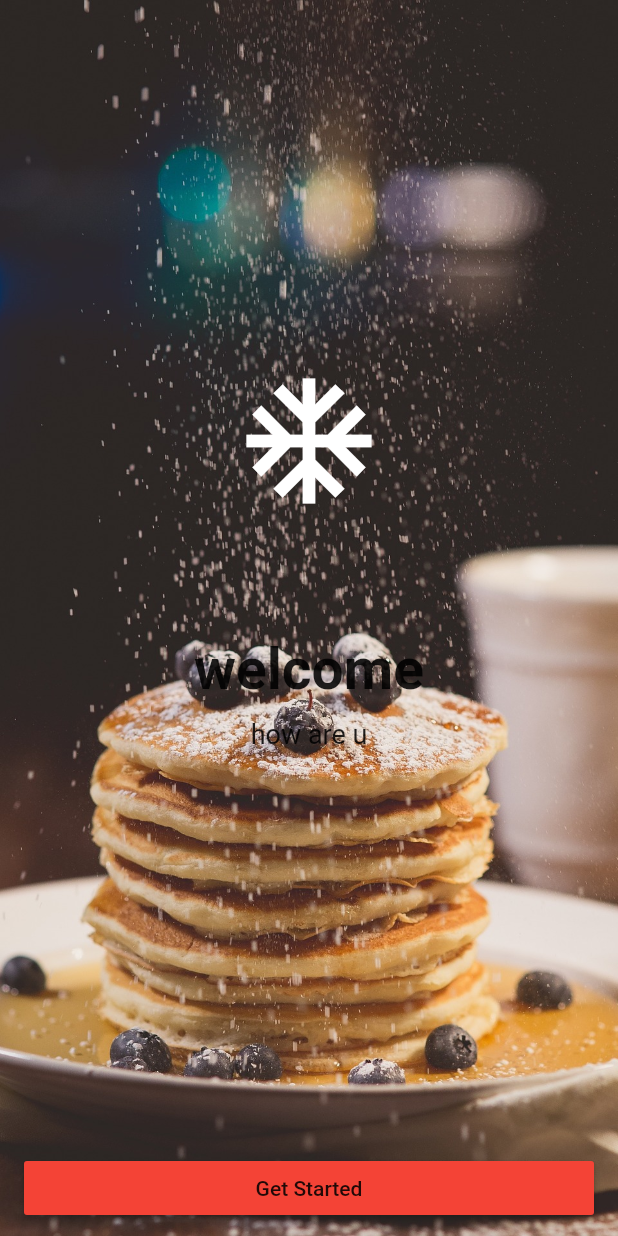
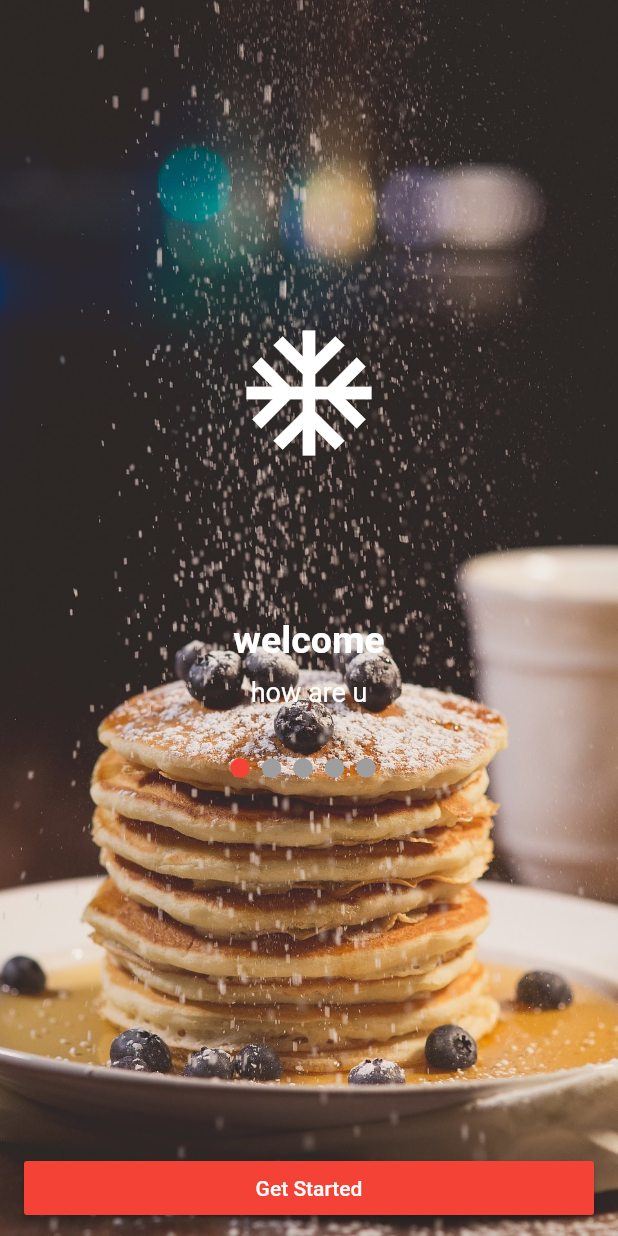
Before and after one commit to omar1413/news_app_flutter, a Flutter app: the screen it shows after launch, on a phone screen of 412 x 824 dp. Run offline on Flutter 3.47's test engine with Material 2 defaults, Android fonts, the phone set to English and light mode, and no system bars; our stand-ins replace rxdart.

```diff
--- a/lib/src/blocs/on_boarding_bloc.dart
+++ b/lib/src/blocs/on_boarding_bloc.dart
@@ -6,15 +6,23 @@ import 'package:rxdart/rxdart.dart';
 class OnBoardingBloc {
   List<OnBoardingModel> onBoardingModels = [];
 
-  final modelsStream = BehaviorSubject<List<OnBoardingModel>>();
+  final _modelsStream = BehaviorSubject<List<OnBoardingModel>>();
+  final _pageIndicatorStream = BehaviorSubject<Map<int, int>>();
 
   OnBoardingBloc() {
     addBoardingList();
 
-    modelsStream.sink.add(onBoardingModels);
+    _modelsStream.sink.add(onBoardingModels);
+    changeIndicator(0);
   }
 
-  Observable<List<OnBoardingModel>> get models => modelsStream.stream;
+  Observable<List<OnBoardingModel>> get models => _modelsStream.stream;
+
+  Observable<Map<int, int>> get indicator => _pageIndicatorStream.stream;
+
+  void changeIndicator(int index) {
+    _pageIndicatorStream.sink.add(<int, int>{onBoardingModels.length: index});
+  }
 
   void addBoardingList() {
     List<String> images = [
@@ -22,18 +30,21 @@ class OnBoardingBloc {
       'assets/images/coffee2.jpg',
       'assets/images/coffee3.jpg',
       'assets/images/coffee4.jpg',
+      'assets/images/coffee5.jpg',
     ];
     List<String> welcomeTxts = [
       'welcome',
       'Hello',
       'bonjour',
-      'okaaaaaaaaaaaaaaay'
+      'okaaaaaaaaaaaaaaay',
+      'welcome every one',
     ];
     List<String> describitionTxts = [
       'how are u',
       'hmmmmmmm nice image',
       'ooooooooh great pics for islands',
       'what a nice coffe',
+      'its okay for every one to know who is better to come to every one for coming here but its not to maintain here u are',
     ];
 
     List<IconData> icons = [
@@ -41,6 +52,7 @@ class OnBoardingBloc {
       Icons.add,
       Icons.access_alarm,
       Icons.mail,
+      Icons.map,
     ];
 
     for (int i = 0; i < images.length; i++) {
@@ -56,6 +68,7 @@ class OnBoardingBloc {
   }
 
   void dispose() {
-    modelsStream.close();
+    _modelsStream.close();
+    _pageIndicatorStream.close();
   }
 }
--- a/lib/src/news_app.dart
+++ b/lib/src/news_app.dart
@@ -8,11 +8,9 @@ class NewsApp extends StatelessWidget {
 
   @override
   Widget build(BuildContext context) {
-    SystemChrome.setSystemUIOverlayStyle(
-        SystemUiOverlayStyle(statusBarIconBrightness: Brightness.dark));
     return OnBoardingBlocProvider(
       child: MaterialApp(
-        theme: ThemeData.light(),
+        theme: ThemeData.dark(),
         home: OnBoarding(),
       ),
     );
--- a/lib/src/screens/on_boarding.dart
+++ b/lib/src/screens/on_boarding.dart
@@ -10,6 +10,9 @@ class OnBoarding extends StatefulWidget {
 }
 
 class _OnBoardingState extends State<OnBoarding> {
+  int currentIndex = 0;
+  final _indicatorKey = GlobalKey();
+
   @override
   Widget build(BuildContext context) {
     final bloc = OnBoardingBlocProvider.of(context);
@@ -18,6 +21,7 @@ class _OnBoardingState extends State<OnBoarding> {
       body: Stack(
         children: <Widget>[
           buildPageView(bloc),
+          buildPageIndicators(bloc),
           buildButton(),
         ],
       ),
@@ -45,14 +49,20 @@ class _OnBoardingState extends State<OnBoarding> {
 
   Widget buildPageView(OnBoardingBloc bloc) {
     return StreamBuilder<List<OnBoardingModel>>(
-      stream: bloc.modelsStream,
+      stream: bloc.models,
       builder: (context, snapshot) {
         if (snapshot.hasData) {
           return PageView.builder(
             itemCount: snapshot.data.length,
             itemBuilder: (context, index) {
               return pageItem(snapshot.data[index]);
-              });
+            },
+            onPageChanged: (index) {
+              print(index);
+              getIndicatorPosition();
+              bloc.changeIndicator(index);
+            },
+          );
         }
         return Text('no data');
       },
@@ -73,8 +83,8 @@ class _OnBoardingState extends State<OnBoarding> {
   }
 
   Widget buildOnBoardingIcon(IconData icon) {
-    return Transform.translate(
-      offset: Offset(0, -80),
+    return Padding(
+      padding: EdgeInsets.only(bottom: 100.0),
       child: Icon(
         icon,
         color: Colors.white,
@@ -87,7 +97,7 @@ class _OnBoardingState extends State<OnBoarding> {
     return Text(
       msg,
       style: TextStyle(
-        fontSize: 38.0,
+        fontSize: 25.0,
         fontWeight: FontWeight.bold,
       ),
       textAlign: TextAlign.center,
@@ -95,11 +105,14 @@ class _OnBoardingState extends State<OnBoarding> {
   }
 
   Widget buildDescriptionText(String desc) {
-    return Text(
+    return Padding(
+      padding: EdgeInsets.only(bottom: 140.0),
+      child: Text(
         desc,
         textAlign: TextAlign.center,
         style: TextStyle(
           fontSize: 18.0,
+        ),
       ),
     );
   }
@@ -115,10 +128,73 @@ class _OnBoardingState extends State<OnBoarding> {
             buildOnBoardingIcon(data.icon),
             buildTitle(data.title),
             SizedBox(height: 10.0),
-            buildDescriptionText(data.description)
+            buildDescriptionText(data.description),
           ],
         ),
       ],
     );
   }
+
+  Widget buildPageIndicators(OnBoardingBloc bloc) {
+    return StreamBuilder<Map<int, int>>(
+      stream: bloc.indicator,
+      builder: (context, snapshot) {
+        if (!snapshot.hasData) {
+          return Text('hello');
         }
+        print(snapshot.data.values.first);
+        final widgets = <Widget>[];
+
+        for (int i = 0; i < snapshot.data.keys.first; i++) {
+          widgets.add(PageIndicator(
+            i,
+            snapshot.data.values.first,
+          ));
+        }
+        return Center(
+          child: Container(
+            transform: Matrix4.translationValues(0, 100.0, 0),
+            width: double.infinity,
+            height: 50.0,
+            child: Row(
+              key: _indicatorKey,
+              mainAxisAlignment: MainAxisAlignment.center,
+              children: widgets,
+            ),
+          ),
+        );
+      },
+    );
+  }
+
+  void getIndicatorPosition() {
+    RenderBox indicatorRenderBox =
+        _indicatorKey.currentContext.findRenderObject();
+    print(indicatorRenderBox.localToGlobal(Offset.zero));
+  }
+}
+
+class PageIndicator extends StatelessWidget {
+  final int index;
+  final Color activeColor;
+  final Color inActiveColor;
+  final int currentIndex;
+
+  PageIndicator(this.index, this.currentIndex,
+      {Key key,
+      this.activeColor = Colors.red,
+      this.inActiveColor = Colors.grey})
+      : super(key: key);
+
+  @override
+  Widget build(BuildContext context) {
+    return Container(
+      margin: EdgeInsets.only(right: 8.0),
+      width: 13.0,
+      decoration: BoxDecoration(
+        shape: BoxShape.circle,
+        color: index == currentIndex ? activeColor : inActiveColor,
+      ),
+    );
+  }
+}
```
Also changed, not shown: assets/images/coffee5.jpg (added). Lines whose indentation alone changed are shown as unchanged.
